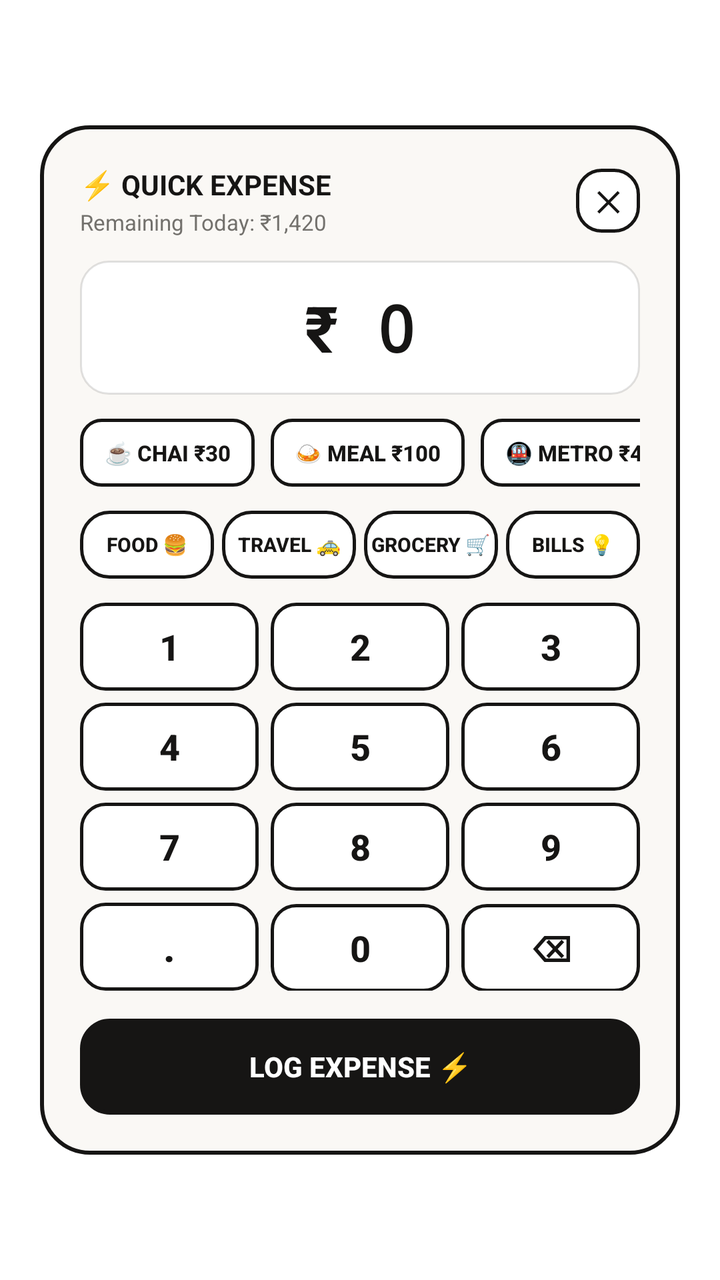
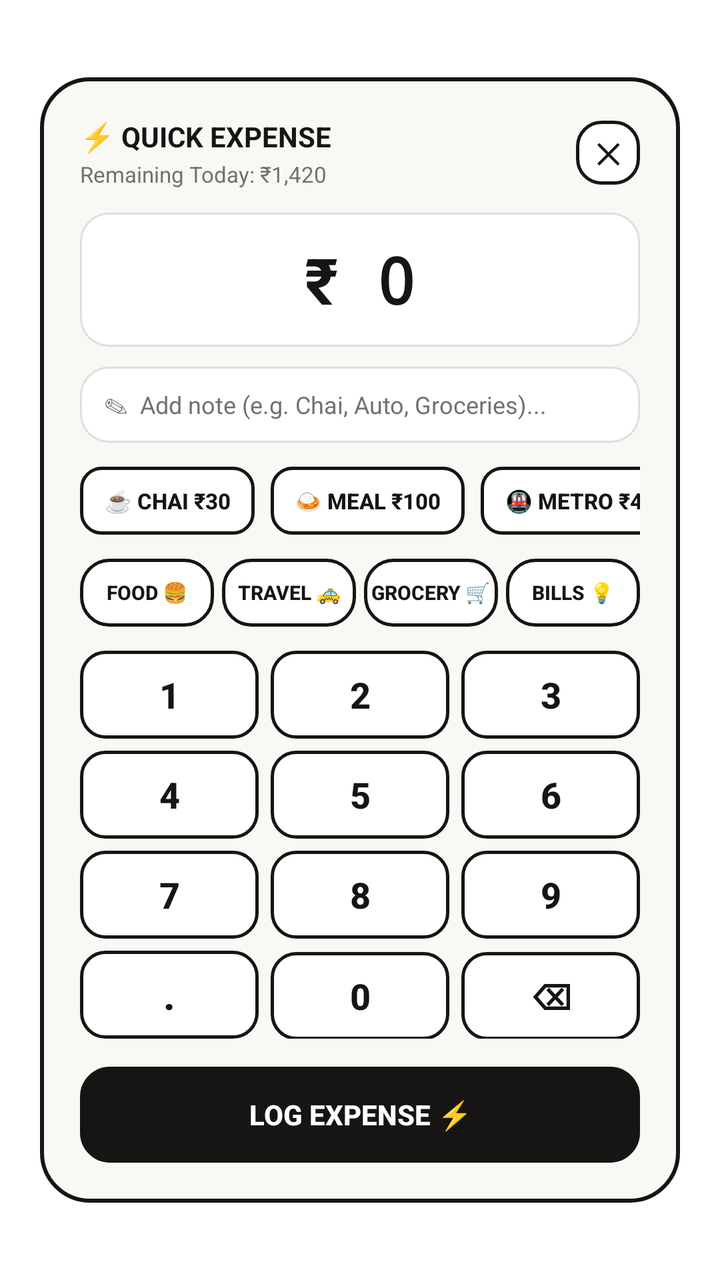

Screens rendered from an Android XML layout before and after an edit, with the pre-edit source and the edit as a unified diff.
<!-- AndroidManifest.xml: activity theme Theme.Invictus.TranslucentDialog -->
<!-- res/layout/activity_quick_log_dialog.xml -->
<?xml version="1.0" encoding="utf-8"?>
<FrameLayout xmlns:android="http://schemas.android.com/apk/res/android"
    android:id="@+id/dialog_root_frame"
    android:layout_width="match_parent"
    android:layout_height="match_parent"
    android:clickable="true"
    android:focusable="true">

    <LinearLayout
        android:id="@+id/dialog_card_container"
        android:layout_width="match_parent"
        android:layout_height="wrap_content"
        android:layout_gravity="center"
        android:layout_marginStart="20dp"
        android:layout_marginEnd="20dp"
        android:background="@drawable/dialog_quick_log_bg"
        android:clickable="true"
        android:focusable="true"
        android:orientation="vertical"
        android:padding="20dp">

        
        <RelativeLayout
            android:layout_width="match_parent"
            android:layout_height="wrap_content"
            android:layout_marginBottom="12dp">

            <LinearLayout
                android:layout_width="wrap_content"
                android:layout_height="wrap_content"
                android:layout_alignParentStart="true"
                android:layout_centerVertical="true"
                android:orientation="vertical">

                <TextView
                    android:layout_width="wrap_content"
                    android:layout_height="wrap_content"
                    android:text="⚡ QUICK EXPENSE"
                    android:textColor="@color/widget_text_primary"
                    android:textSize="14sp"
                    android:textStyle="bold" />

                <TextView
                    android:id="@+id/tv_safe_spend_badge"
                    android:layout_width="wrap_content"
                    android:layout_height="wrap_content"
                    android:layout_marginTop="2dp"
                    android:text="Remaining Today: ₹1,420"
                    android:textColor="@color/widget_text_muted"
                    android:textSize="11sp" />
            </LinearLayout>

            <TextView
                android:id="@+id/btn_close_dialog"
                android:layout_width="32dp"
                android:layout_height="32dp"
                android:layout_alignParentEnd="true"
                android:layout_centerVertical="true"
                android:background="@drawable/btn_numpad_key"
                android:gravity="center"
                android:text="✕"
                android:textColor="@color/widget_text_primary"
                android:textSize="14sp"
                android:textStyle="bold" />
        </RelativeLayout>

        
        <FrameLayout
            android:layout_width="match_parent"
            android:layout_height="wrap_content"
            android:layout_marginBottom="12dp"
            android:background="@drawable/widget_card_inset"
            android:paddingTop="12dp"
            android:paddingBottom="12dp"
            android:paddingStart="16dp"
            android:paddingEnd="16dp">

            <TextView
                android:id="@+id/tv_amount_display"
                android:layout_width="match_parent"
                android:layout_height="wrap_content"
                android:fontFamily="monospace"
                android:gravity="center"
                android:text="₹ 0"
                android:textColor="@color/widget_text_primary"
                android:textSize="32sp"
                android:textStyle="bold" />
        </FrameLayout>

        
        <HorizontalScrollView
            android:layout_width="match_parent"
            android:layout_height="wrap_content"
            android:layout_marginBottom="12dp"
            android:scrollbars="none">

            <LinearLayout
                android:layout_width="wrap_content"
                android:layout_height="wrap_content"
                android:orientation="horizontal">

                <Button
                    android:id="@+id/btn_habit_chai"
                    style="?android:attr/borderlessButtonStyle"
                    android:layout_width="wrap_content"
                    android:layout_height="34dp"
                    android:layout_marginEnd="8dp"
                    android:background="@drawable/chip_habit_bg"
                    android:minWidth="0dp"
                    android:paddingStart="12dp"
                    android:paddingEnd="12dp"
                    android:text="☕ Chai ₹30"
                    android:textColor="@color/widget_text_primary"
                    android:textSize="11sp"
                    android:textStyle="bold" />

                <Button
                    android:id="@+id/btn_habit_meal"
                    style="?android:attr/borderlessButtonStyle"
                    android:layout_width="wrap_content"
                    android:layout_height="34dp"
                    android:layout_marginEnd="8dp"
                    android:background="@drawable/chip_habit_bg"
                    android:minWidth="0dp"
                    android:paddingStart="12dp"
                    android:paddingEnd="12dp"
                    android:text="🍛 Meal ₹100"
                    android:textColor="@color/widget_text_primary"
                    android:textSize="11sp"
                    android:textStyle="bold" />

                <Button
                    android:id="@+id/btn_habit_metro"
                    style="?android:attr/borderlessButtonStyle"
                    android:layout_width="wrap_content"
                    android:layout_height="34dp"
                    android:layout_marginEnd="8dp"
                    android:background="@drawable/chip_habit_bg"
                    android:minWidth="0dp"
                    android:paddingStart="12dp"
                    android:paddingEnd="12dp"
                    android:text="🚇 Metro ₹40"
                    android:textColor="@color/widget_text_primary"
                    android:textSize="11sp"
                    android:textStyle="bold" />

                <Button
                    android:id="@+id/btn_habit_snack"
                    style="?android:attr/borderlessButtonStyle"
                    android:layout_width="wrap_content"
                    android:layout_height="34dp"
                    android:background="@drawable/chip_habit_bg"
                    android:minWidth="0dp"
                    android:paddingStart="12dp"
                    android:paddingEnd="12dp"
                    android:text="🍪 Snack ₹20"
                    android:textColor="@color/widget_text_primary"
                    android:textSize="11sp"
                    android:textStyle="bold" />
            </LinearLayout>
        </HorizontalScrollView>

        
        <LinearLayout
            android:layout_width="match_parent"
            android:layout_height="wrap_content"
            android:layout_marginBottom="12dp"
            android:orientation="horizontal"
            android:weightSum="4">

            <Button
                android:id="@+id/btn_cat_food"
                style="?android:attr/borderlessButtonStyle"
                android:layout_width="0dp"
                android:layout_height="34dp"
                android:layout_marginEnd="4dp"
                android:layout_weight="1"
                android:background="@drawable/chip_category_bg"
                android:minWidth="0dp"
                android:text="Food 🍔"
                android:textColor="@color/widget_text_primary"
                android:textSize="10sp"
                android:textStyle="bold" />

            <Button
                android:id="@+id/btn_cat_travel"
                style="?android:attr/borderlessButtonStyle"
                android:layout_width="0dp"
                android:layout_height="34dp"
                android:layout_marginEnd="4dp"
                android:layout_weight="1"
                android:background="@drawable/chip_category_bg"
                android:minWidth="0dp"
                android:text="Travel 🚕"
                android:textColor="@color/widget_text_primary"
                android:textSize="10sp"
                android:textStyle="bold" />

            <Button
                android:id="@+id/btn_cat_grocery"
                style="?android:attr/borderlessButtonStyle"
                android:layout_width="0dp"
                android:layout_height="34dp"
                android:layout_marginEnd="4dp"
                android:layout_weight="1"
                android:background="@drawable/chip_category_bg"
                android:minWidth="0dp"
                android:text="Grocery 🛒"
                android:textColor="@color/widget_text_primary"
                android:textSize="10sp"
                android:textStyle="bold" />

            <Button
                android:id="@+id/btn_cat_bills"
                style="?android:attr/borderlessButtonStyle"
                android:layout_width="0dp"
                android:layout_height="34dp"
                android:layout_weight="1"
                android:background="@drawable/chip_category_bg"
                android:minWidth="0dp"
                android:text="Bills 💡"
                android:textColor="@color/widget_text_primary"
                android:textSize="10sp"
                android:textStyle="bold" />
        </LinearLayout>

        
        <LinearLayout
            android:layout_width="match_parent"
            android:layout_height="wrap_content"
            android:layout_marginBottom="6dp"
            android:orientation="horizontal"
            android:weightSum="3">

            <Button
                android:id="@+id/btn_num_1"
                style="?android:attr/borderlessButtonStyle"
                android:layout_width="0dp"
                android:layout_height="44dp"
                android:layout_marginEnd="6dp"
                android:layout_weight="1"
                android:background="@drawable/btn_numpad_key"
                android:text="1"
                android:textColor="@color/widget_text_primary"
                android:textSize="18sp"
                android:textStyle="bold" />

            <Button
                android:id="@+id/btn_num_2"
                style="?android:attr/borderlessButtonStyle"
                android:layout_width="0dp"
                android:layout_height="44dp"
                android:layout_marginEnd="6dp"
                android:layout_weight="1"
                android:background="@drawable/btn_numpad_key"
                android:text="2"
                android:textColor="@color/widget_text_primary"
                android:textSize="18sp"
                android:textStyle="bold" />

            <Button
                android:id="@+id/btn_num_3"
                style="?android:attr/borderlessButtonStyle"
                android:layout_width="0dp"
                android:layout_height="44dp"
                android:layout_weight="1"
                android:background="@drawable/btn_numpad_key"
                android:text="3"
                android:textColor="@color/widget_text_primary"
                android:textSize="18sp"
                android:textStyle="bold" />
        </LinearLayout>

        <LinearLayout
            android:layout_width="match_parent"
            android:layout_height="wrap_content"
            android:layout_marginBottom="6dp"
            android:orientation="horizontal"
            android:weightSum="3">

            <Button
                android:id="@+id/btn_num_4"
                style="?android:attr/borderlessButtonStyle"
                android:layout_width="0dp"
                android:layout_height="44dp"
                android:layout_marginEnd="6dp"
                android:layout_weight="1"
                android:background="@drawable/btn_numpad_key"
                android:text="4"
                android:textColor="@color/widget_text_primary"
                android:textSize="18sp"
                android:textStyle="bold" />

            <Button
                android:id="@+id/btn_num_5"
                style="?android:attr/borderlessButtonStyle"
                android:layout_width="0dp"
                android:layout_height="44dp"
                android:layout_marginEnd="6dp"
                android:layout_weight="1"
                android:background="@drawable/btn_numpad_key"
                android:text="5"
                android:textColor="@color/widget_text_primary"
                android:textSize="18sp"
                android:textStyle="bold" />

            <Button
                android:id="@+id/btn_num_6"
                style="?android:attr/borderlessButtonStyle"
                android:layout_width="0dp"
                android:layout_height="44dp"
                android:layout_weight="1"
                android:background="@drawable/btn_numpad_key"
                android:text="6"
                android:textColor="@color/widget_text_primary"
                android:textSize="18sp"
                android:textStyle="bold" />
        </LinearLayout>

        <LinearLayout
            android:layout_width="match_parent"
            android:layout_height="wrap_content"
            android:layout_marginBottom="6dp"
            android:orientation="horizontal"
            android:weightSum="3">

            <Button
                android:id="@+id/btn_num_7"
                style="?android:attr/borderlessButtonStyle"
                android:layout_width="0dp"
                android:layout_height="44dp"
                android:layout_marginEnd="6dp"
                android:layout_weight="1"
                android:background="@drawable/btn_numpad_key"
                android:text="7"
                android:textColor="@color/widget_text_primary"
                android:textSize="18sp"
                android:textStyle="bold" />

            <Button
                android:id="@+id/btn_num_8"
                style="?android:attr/borderlessButtonStyle"
                android:layout_width="0dp"
                android:layout_height="44dp"
                android:layout_marginEnd="6dp"
                android:layout_weight="1"
                android:background="@drawable/btn_numpad_key"
                android:text="8"
                android:textColor="@color/widget_text_primary"
                android:textSize="18sp"
                android:textStyle="bold" />

            <Button
                android:id="@+id/btn_num_9"
                style="?android:attr/borderlessButtonStyle"
                android:layout_width="0dp"
                android:layout_height="44dp"
                android:layout_weight="1"
                android:background="@drawable/btn_numpad_key"
                android:text="9"
                android:textColor="@color/widget_text_primary"
                android:textSize="18sp"
                android:textStyle="bold" />
        </LinearLayout>

        <LinearLayout
            android:layout_width="match_parent"
            android:layout_height="wrap_content"
            android:layout_marginBottom="14dp"
            android:orientation="horizontal"
            android:weightSum="3">

            <Button
                android:id="@+id/btn_num_dot"
                style="?android:attr/borderlessButtonStyle"
                android:layout_width="0dp"
                android:layout_height="44dp"
                android:layout_marginEnd="6dp"
                android:layout_weight="1"
                android:background="@drawable/btn_numpad_key"
                android:text="."
                android:textColor="@color/widget_text_primary"
                android:textSize="20sp"
                android:textStyle="bold" />

            <Button
                android:id="@+id/btn_num_0"
                style="?android:attr/borderlessButtonStyle"
                android:layout_width="0dp"
                android:layout_height="44dp"
                android:layout_marginEnd="6dp"
                android:layout_weight="1"
                android:background="@drawable/btn_numpad_key"
                android:text="0"
                android:textColor="@color/widget_text_primary"
                android:textSize="18sp"
                android:textStyle="bold" />

            <Button
                android:id="@+id/btn_num_backspace"
                style="?android:attr/borderlessButtonStyle"
                android:layout_width="0dp"
                android:layout_height="44dp"
                android:layout_weight="1"
                android:background="@drawable/btn_numpad_key"
                android:text="⌫"
                android:textColor="@color/widget_text_primary"
                android:textSize="18sp"
                android:textStyle="bold" />
        </LinearLayout>

        
        <Button
            android:id="@+id/btn_submit_expense"
            style="?android:attr/borderlessButtonStyle"
            android:layout_width="match_parent"
            android:layout_height="48dp"
            android:background="@drawable/btn_quick_log_primary"
            android:text="LOG EXPENSE ⚡"
            android:textColor="#FFFFFF"
            android:textSize="14sp"
            android:textStyle="bold" />

    </LinearLayout>
</FrameLayout>
<!-- resources referenced by this layout -->
<resources>
  <color name="widget_text_muted">#73716D</color>
  <color name="widget_text_primary">#161514</color>
  <!-- drawable btn_numpad_key (drawable) -->
  <?xml version="1.0" encoding="utf-8"?>
  <selector xmlns:android="http://schemas.android.com/apk/res/android">
      <item android:state_pressed="true">
          <shape android:shape="rectangle">
              <solid android:color="#E8E5DF" />
              <stroke android:width="2dp" android:color="@color/widget_border" />
              <corners android:radius="12dp" />
          </shape>
      </item>
      <item>
          <shape android:shape="rectangle">
              <solid android:color="#FFFFFF" />
              <stroke android:width="1.5dp" android:color="@color/widget_border" />
              <corners android:radius="12dp" />
          </shape>
      </item>
  </selector>
  <!-- drawable chip_habit_bg (drawable) -->
  <?xml version="1.0" encoding="utf-8"?>
  <selector xmlns:android="http://schemas.android.com/apk/res/android">
      <item android:state_pressed="true">
          <shape android:shape="rectangle">
              <solid android:color="@color/widget_accent_lime" />
              <stroke android:width="1.5dp" android:color="@color/widget_border" />
              <corners android:radius="10dp" />
          </shape>
      </item>
      <item>
          <shape android:shape="rectangle">
              <solid android:color="#FFFFFF" />
              <stroke android:width="1.5dp" android:color="@color/widget_border" />
              <corners android:radius="10dp" />
          </shape>
      </item>
  </selector>
  <!-- drawable dialog_quick_log_bg (drawable) -->
  <?xml version="1.0" encoding="utf-8"?>
  <shape xmlns:android="http://schemas.android.com/apk/res/android"
      android:shape="rectangle">
      <solid android:color="@color/widget_bg" />
      <stroke
          android:width="2dp"
          android:color="@color/widget_border" />
      <corners android:radius="24dp" />
  </shape>
  <!-- drawable widget_card_inset (drawable) -->
  <?xml version="1.0" encoding="utf-8"?>
  <shape xmlns:android="http://schemas.android.com/apk/res/android"
      android:shape="rectangle">
      <solid android:color="@color/widget_card_bg" />
      <stroke
          android:width="1dp"
          android:color="@color/widget_border_subtle" />
      <corners android:radius="14dp" />
  </shape>
  <style name="Theme.Invictus.TranslucentDialog" parent="Theme.AppCompat.DayNight.NoActionBar">
          <item name="android:windowIsTranslucent">true</item>
          <item name="android:windowBackground">@android:color/transparent</item>
          <item name="android:windowNoTitle">true</item>
          <item name="android:windowIsFloating">true</item>
          <item name="android:backgroundDimEnabled">true</item>
          <item name="android:backgroundDimAmount">0.6</item>
          <item name="android:windowAnimationStyle">@android:style/Animation.Dialog</item>
          <item name="android:statusBarColor">@android:color/transparent</item>
          <item name="android:navigationBarColor">@android:color/transparent</item>
      </style>
  <color name="widget_border">#161514</color>
  <color name="widget_accent_emerald">#037A48</color>
  <color name="widget_accent_lime">#CEF431</color>
  <color name="widget_bg">#FAF8F5</color>
  <color name="widget_card_bg">#FFFFFF</color>
  <color name="widget_border_subtle">#1F161514</color>
  <!-- unchanged entries left out for length: 2 -->
</resources>

<!-- the commit's change to res/layout/activity_quick_log_dialog.xml (unified diff, before → after) -->
@@ -68,7 +68,7 @@
         <FrameLayout
             android:layout_width="match_parent"
             android:layout_height="wrap_content"
-            android:layout_marginBottom="12dp"
+            android:layout_marginBottom="10dp"
             android:background="@drawable/widget_card_inset"
             android:paddingTop="12dp"
             android:paddingBottom="12dp"
@@ -86,6 +86,50 @@
                 android:textSize="32sp"
                 android:textStyle="bold" />
         </FrameLayout>
+
+        
+        <LinearLayout
+            android:layout_width="match_parent"
+            android:layout_height="38dp"
+            android:layout_marginBottom="12dp"
+            android:background="@drawable/widget_card_inset"
+            android:gravity="center_vertical"
+            android:orientation="horizontal"
+            android:paddingStart="12dp"
+            android:paddingEnd="12dp">
+
+            <TextView
+                android:layout_width="wrap_content"
+                android:layout_height="wrap_content"
+                android:layout_marginEnd="6dp"
+                android:text="✎"
+                android:textColor="@color/widget_text_muted"
+                android:textSize="12sp" />
+
+            <EditText
+                android:id="@+id/et_expense_note"
+                android:layout_width="0dp"
+                android:layout_height="match_parent"
+                android:layout_weight="1"
+                android:background="@null"
+                android:hint="Add note (e.g. Chai, Auto, Groceries)..."
+                android:inputType="textCapSentences"
+                android:maxLines="1"
+                android:imeOptions="actionDone"
+                android:textColor="@color/widget_text_primary"
+                android:textColorHint="@color/widget_text_muted"
+                android:textSize="12sp" />
+
+            <TextView
+                android:id="@+id/btn_clear_note"
+                android:layout_width="24dp"
+                android:layout_height="24dp"
+                android:gravity="center"
+                android:text="✕"
+                android:textColor="@color/widget_text_muted"
+                android:textSize="11sp"
+                android:visibility="gone" />
+        </LinearLayout>
 
         
         <HorizontalScrollView
